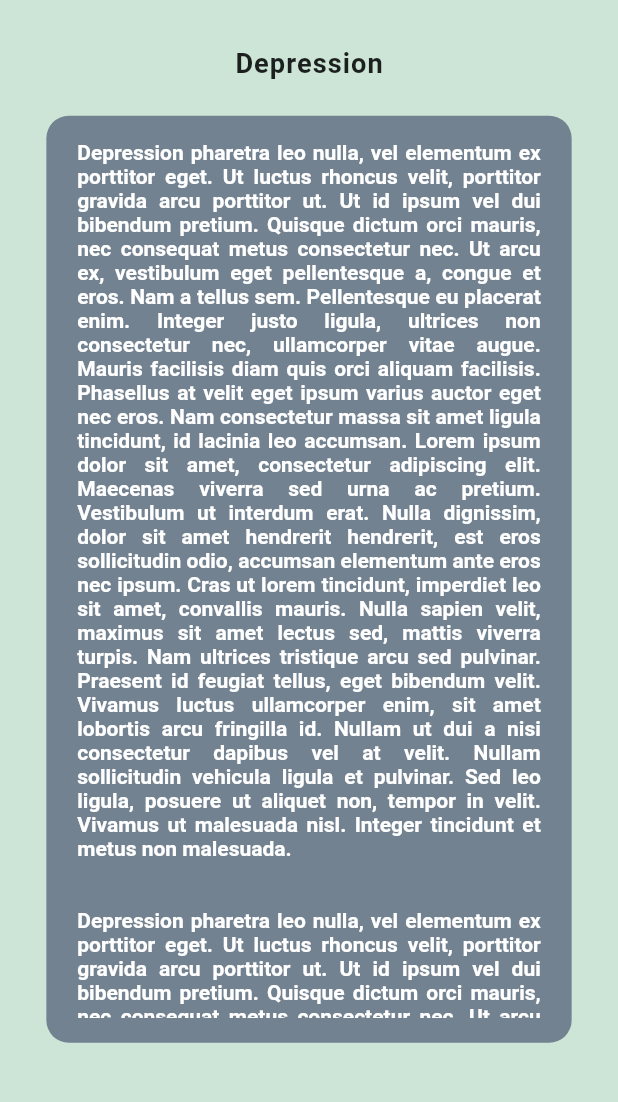
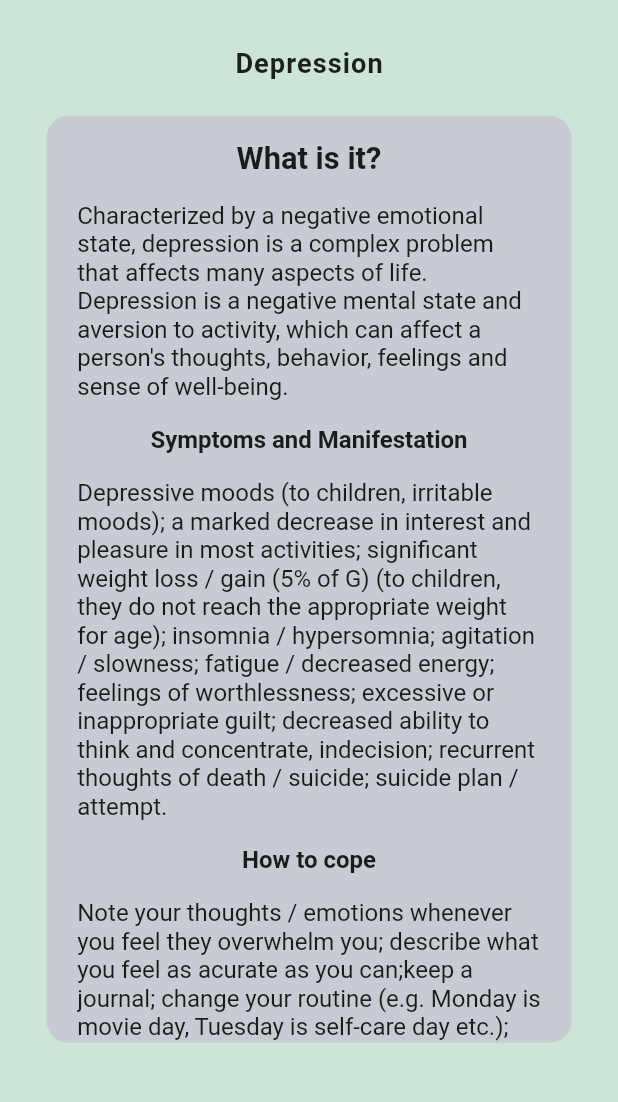
Before and after one commit to danibudo/Easify, a Flutter app: the ResourcesTopicsScreen screen opened directly, after a tap on "Depression", on a phone screen of 412 x 824 dp, the part 99-1201 px from its top. Run offline on Flutter 3.47's test engine with Material 2 defaults, Android fonts, the phone set to English and light mode, and no system bars; our stand-ins replace cloud_firestore, firebase_auth, firebase_core, firebase_database, google_fonts; missing offline and left inert: imagebutton; accounts and stored records are empty; Roboto replaces fonts that are missing (Corbel).

```diff
--- a/lib/screens/resources_coping/reading_screen.dart
+++ b/lib/screens/resources_coping/reading_screen.dart
@@ -1,11 +1,12 @@
+import 'package:easify/screens/resources_coping/text_widget.dart';
 import 'package:flutter/cupertino.dart';
 import 'package:flutter/material.dart';
-import './texts.dart';
+import './text_widget.dart';
 
 class ReadingScreen extends StatelessWidget {
   String title;
-  String text;
-  ReadingScreen({@required this.title, @required this.text});
+  int topicId;
+  ReadingScreen({@required this.title, @required this.topicId});
 
   @override
   Widget build(BuildContext context) {
@@ -65,31 +66,15 @@ class ReadingScreen extends StatelessWidget {
             ),
             padding: EdgeInsets.symmetric(
               horizontal: size.width * 0.05,
-              vertical: size.height * 0.02,
             ),
             width: size.width * 0.85,
             child: ListView(
               children: [
-                Text(
-                  text + "\n\n",
-                  style: TextStyle(
-                    color: Colors.white,
-                    fontWeight: FontWeight.w600,
-                  ),
-                  textAlign: TextAlign.justify,
-                ),
-                Text(
-                  Texts.depressionText + "\n\n" + Texts.selfEsteemText,
-                  style: TextStyle(
-                    color: Colors.white,
-                    fontWeight: FontWeight.w600,
-                  ),
-                  textAlign: TextAlign.justify,
-                ),
+                TextWidget(topicId: topicId),
               ],
             ),
             decoration: BoxDecoration(
-              color: Color(0xFF738290),
+              color: Color(0xFFC6CCD2),
               borderRadius: BorderRadius.circular(15),
             ),
           ),
--- a/lib/screens/resources_coping/resources_topics_screen.dart
+++ b/lib/screens/resources_coping/resources_topics_screen.dart
@@ -1,4 +1,5 @@
 import 'package:easify/screens/resources_coping/reading_screen.dart';
+import 'package:easify/screens/resources_coping/text_widget.dart';
 import 'package:easify/screens/resources_coping/thinking_patterns_screen.dart';
 import 'package:flutter/cupertino.dart';
 import 'package:flutter/material.dart';
@@ -34,13 +35,14 @@ class ResourcesTopicsScreen extends StatelessWidget {
         ),
       ],
     );
-    void onTapToReadingScreen(String title, String text) {
+    void onTapToReadingScreen(String title, int id) {
+      print("onTap topic ID: " + id.toString());
       Navigator.push(
         context,
         MaterialPageRoute(
           builder: (context) => ReadingScreen(
             title: title,
-            text: text,
+            topicId: id,
           ),
         ),
       );
@@ -64,10 +66,15 @@ class ResourcesTopicsScreen extends StatelessWidget {
               margin: EdgeInsets.only(top: size.height * 0.05),
               child: Column(
                 children: [
-                  Text("Topics to read on:"),
+                  Text(
+                    "Topics to read on:",
+                    style: TextStyle(
+                      fontSize: size.height * 0.022,
+                    ),
+                  ),
                   GestureDetector(
                     onTap: () {
-                      onTapToReadingScreen("Depression", Texts.depressionText);
+                      onTapToReadingScreen("Depression", 0);
                     },
                     child: Container(
                       margin: EdgeInsets.only(
@@ -100,7 +107,7 @@ class ResourcesTopicsScreen extends StatelessWidget {
                   ),
                   GestureDetector(
                     onTap: () {
-                      onTapToReadingScreen("Anxiety", Texts.anxietyText);
+                      onTapToReadingScreen("Anxiety", 1);
                     },
                     child: Container(
                       margin: EdgeInsets.only(
@@ -132,7 +139,7 @@ class ResourcesTopicsScreen extends StatelessWidget {
                   ),
                   GestureDetector(
                     onTap: () {
-                      onTapToReadingScreen("Self-Esteem", Texts.selfEsteemText);
+                      onTapToReadingScreen("Self-Esteem", 2);
                     },
                     child: Container(
                       width: size.width * 0.6,
--- /dev/null
+++ b/lib/screens/resources_coping/text_widget.dart
@@ -0,0 +1,195 @@
+import 'package:flutter/material.dart';
+
+class TextWidget extends StatelessWidget {
+  static const String depressionDef =
+      "Characterized by a negative emotional state, depression is a complex problem that affects many aspects of life. Depression is a negative mental state and aversion to activity, which can affect a person's thoughts, behavior, feelings and sense of well-being.";
+  static const String depressionManif =
+      "Depressive moods (to children, irritable moods); a marked decrease in interest and pleasure in most activities; significant weight loss / gain (5% of G) (to children, they do not reach the appropriate weight for age); insomnia / hypersomnia; agitation / slowness; fatigue / decreased energy; feelings of worthlessness; excessive or inappropriate guilt; decreased ability to think and concentrate, indecision; recurrent thoughts of death / suicide; suicide plan / attempt.";
+  static const String depressionCoping =
+      "Note your thoughts / emotions whenever you feel they overwhelm you; describe what you feel as acurate as you can;keep a journal; change your routine (e.g. Monday is movie day, Tuesday is self-care day etc.); go to a psychotherapist; rewards for small victories (e.g. you attended the first painting course, the reward may be a bath with essential oils and your favorite sparkling wine, etc.)";
+
+  static const String anxietyDef =
+      "Anxiety implies an anticipation, an expectation of future threats, without the need for the presence of stimuli. Anxiety is an uncontrollable concern about various events or activities in our lives (e.g. exams, school, etc.). Thus, it differs from fear in that the latter is an emotional response to real dangers or the perception of an imminent threat.";
+  static const String anxietyManif =
+      "Anxiety is more frequently associated with muscle tension and increased alertness to help us prepare for future dangers (a state of permanent alert); caution or avoidance behaviors; fatigue; feeling of pressure; irritability; insomnia; concentrating difficulties.";
+  static const String anxietyCoping =
+      "Breathing techniques (4-7-8 Breathing method), guided meditation, watching your favorite movie, watching a comedy movie / series, listening to music, physical exercise (eg yoga, running, dancing around the house, etc.), gradual exposure to situations causing distress, talking to a loved one, hugging someone.";
+
+  static const String selfEsteemDef =
+      "The term self-esteem was first coined by William James in 1890, which makes it one of the oldest concepts in psychology.define self-esteem as the disposition to experience oneself as being competent to cope with the basic challenges of life and of being worthy of happiness. The self-concept has three different components: the view you have of yourself (self-image); how much value you place on yourself (self-esteem or self-worth); and what you wish you were really like (ideal-self).";
+  static const String selfEsteemManif =
+      "High self-esteem refers to positive view of ourselves which tends to lead to confidence in our own abilities; self-acceptance; optimism and not worrying about what others think. On the other hand, lower self-esteem refers to negative view of ourselves which tends to lead to lack of confidence; desire to be/look like someone else; always worrying what others might think about ourselves";
+  static const String selfEsteemCoping =
+      "Physical exercises/physical activities; surround yourself with positive people, your dear ones; adopt an animal; note your daily success; make a list of things you are greatful for; dso something you are good at; have a day a week for yourself only.";
+
+  int topicId;
+  TextWidget({@required this.topicId});
+
+  @override
+  Widget build(BuildContext context) {
+    final size = MediaQuery.of(context).size;
+    switch (topicId) {
+      case 0:
+        {
+          return Container(
+            child: Column(
+              children: [
+                Container(
+                  margin: EdgeInsets.symmetric(
+                    vertical: size.height * 0.02,
+                  ),
+                  child: Text(
+                    "What is it?",
+                    style: TextStyle(
+                      fontSize: size.height * 0.025,
+                      fontWeight: FontWeight.w600,
+                    ),
+                  ),
+                ),
+                Text(
+                  depressionDef,
+                  style: TextStyle(
+                    fontSize: 16,
+                  ),
+                ),
+                Container(
+                  margin: EdgeInsets.symmetric(
+                    vertical: size.height * 0.02,
+                  ),
+                  child: Text(
+                    "Symptoms and Manifestation",
+                    style: TextStyle(
+                      fontSize: 16,
+                      fontWeight: FontWeight.w600,
+                    ),
+                  ),
+                ),
+                Text(
+                  depressionManif,
+                  style: TextStyle(
+                    fontSize: 16,
+                  ),
+                ),
+                Container(
+                  margin: EdgeInsets.symmetric(
+                    vertical: size.height * 0.02,
+                  ),
+                  child: Text(
+                    "How to cope",
+                    style: TextStyle(
+                      fontSize: 16,
+                      fontWeight: FontWeight.w600,
+                    ),
+                  ),
+                ),
+                Text(
+                  depressionCoping,
+                  style: TextStyle(
+                    fontSize: 16,
+                  ),
+                ),
+              ],
+            ),
+          );
+        }
+      case 1:
+        {
+          return Container(
+            child: Column(
+              children: [
+                Container(
+                  margin: EdgeInsets.symmetric(
+                    vertical: size.height * 0.02,
+                  ),
+                  child: Text(
+                    "What is it?",
+                    style: TextStyle(
+                      fontSize: size.height * 0.025,
+                      fontWeight: FontWeight.w600,
+                    ),
+                  ),
+                ),
+                Text(anxietyDef),
+                Container(
+                  margin: EdgeInsets.symmetric(
+                    vertical: size.height * 0.02,
+                  ),
+                  child: Text(
+                    "Symptoms and Manifestation",
+                    style: TextStyle(
+                      fontSize: 16,
+                      fontWeight: FontWeight.w600,
+                    ),
+                  ),
+                ),
+                Text(anxietyManif),
+                Container(
+                  margin: EdgeInsets.symmetric(
+                    vertical: size.height * 0.02,
+                  ),
+                  child: Text(
+                    "How to cope",
+                    style: TextStyle(
+                      fontSize: 16,
+                      fontWeight: FontWeight.w600,
+                    ),
+                  ),
+                ),
+                Text(anxietyCoping),
+              ],
+            ),
+          );
+        }
+      case 2:
+        {
+          return Container(
+            child: Column(
+              children: [
+                Container(
+                  margin: EdgeInsets.symmetric(
+                    vertical: size.height * 0.02,
+                  ),
+                  child: Text(
+                    "What is it?",
+                    style: TextStyle(
+                      fontSize: size.height * 0.025,
+                      fontWeight: FontWeight.w600,
+                    ),
+                  ),
+                ),
+                Text(selfEsteemDef),
+                Container(
+                  margin: EdgeInsets.symmetric(
+                    vertical: size.height * 0.02,
+                  ),
+                  child: Text(
+                    "Symptoms and Manifestation",
+                    style: TextStyle(
+                      fontSize: 16,
+                      fontWeight: FontWeight.w600,
+                    ),
+                  ),
+                ),
+                Text(selfEsteemManif),
+                Container(
+                  margin: EdgeInsets.symmetric(
+                    vertical: size.height * 0.02,
+                  ),
+                  child: Text(
+                    "How to cope (with low self-esteem)",
+                    style: TextStyle(
+                      fontSize: 16,
+                      fontWeight: FontWeight.w600,
+                    ),
+                  ),
+                ),
+                Text(selfEsteemCoping),
+              ],
+            ),
+          );
+        }
+      default:
+        return Text("error");
+    }
+  }
+}
--- a/lib/screens/resources_coping/texts.dart
+++ b/lib/screens/resources_coping/texts.dart
@@ -1,32 +1,42 @@
 class Texts {
-  static const String depressionText =
-      "Depression pharetra leo nulla, vel elementum ex porttitor eget. Ut luctus rhoncus velit, porttitor gravida arcu porttitor ut. Ut id ipsum vel dui bibendum pretium. Quisque dictum orci mauris, nec consequat metus consectetur nec. Ut arcu ex, vestibulum eget pellentesque a, congue et eros. Nam a tellus sem. Pellentesque eu placerat enim. Integer justo ligula, ultrices non consectetur nec, ullamcorper vitae augue. Mauris facilisis diam quis orci aliquam facilisis. Phasellus at velit eget ipsum varius auctor eget nec eros. Nam consectetur massa sit amet ligula tincidunt, id lacinia leo accumsan. Lorem ipsum dolor sit amet, consectetur adipiscing elit. Maecenas viverra sed urna ac pretium. Vestibulum ut interdum erat. Nulla dignissim, dolor sit amet hendrerit hendrerit, est eros sollicitudin odio, accumsan elementum ante eros nec ipsum. Cras ut lorem tincidunt, imperdiet leo sit amet, convallis mauris. Nulla sapien velit, maximus sit amet lectus sed, mattis viverra turpis. Nam ultrices tristique arcu sed pulvinar. Praesent id feugiat tellus, eget bibendum velit. Vivamus luctus ullamcorper enim, sit amet lobortis arcu fringilla id. Nullam ut dui a nisi consectetur dapibus vel at velit. Nullam sollicitudin vehicula ligula et pulvinar. Sed leo ligula, posuere ut aliquet non, tempor in velit. Vivamus ut malesuada nisl. Integer tincidunt et metus non malesuada.";
-  static const String anxietyText =
-      "Pellentesque lobortis convallis enim non mattis. Vivamus ut eros iaculis, lacinia dui vitae, egestas mi. Lorem ipsum dolor sit amet, consectetur adipiscing elit. Etiam vestibulum nibh sed orci malesuada, bibendum varius odio egestas. Vivamus congue arcu mi, sed viverra mauris pellentesque nec. Maecenas ligula ex, pellentesque vitae dui a, efficitur finibus dui. Mauris lacinia ut felis sit amet eleifend. Sed odio mi, vehicula quis congue id, faucibus eget purus. Ut pellentesque rhoncus ex, vitae euismod lacus tincidunt ut. Phasellus viverra ex vulputate elit porta ullamcorper. Nullam fermentum odio vulputate elementum dapibus. Proin gravida velit a quam ullamcorper rutrum. Curabitur porta leo sed nulla rutrum, vitae dapibus lorem pulvinar. Praesent eu massa non justo tincidunt mollis at vitae urna. Vestibulum in nulla scelerisque, pretium mauris a, tempus augue.";
-  static const String selfEsteemText =
-      "Quisque ut quam dapibus mi auctor tincidunt at in libero. Duis et quam tristique, semper sem id, tincidunt nisi. Vivamus eleifend leo velit, id euismod risus sodales nec. Aenean nec orci et justo efficitur efficitur. Cras quis porttitor lorem, quis viverra felis. Sed risus magna, dapibus et quam a, sollicitudin rutrum dolor. Vestibulum nec porttitor lacus. Vestibulum pharetra rutrum consectetur. Integer vulputate magna est, non placerat urna tincidunt sit amet. Nunc in sollicitudin elit, a lobortis nibh. Sed ut egestas enim, a mollis orci. Donec iaculis, eros scelerisque feugiat placerat, sem lectus facilisis ligula, sit amet sodales massa lectus sit amet lectus. Vestibulum imperdiet nunc at lorem lacinia, viverra aliquet nisi tincidunt. Vestibulum cursus mauris vitae justo gravida hendrerit.";
   static const List<String> patternsName = [
-    "Pattern 0",
-    "Pattern 1",
-    "Pattern 2",
-    "Pattern 3",
-    "Pattern 4",
-    "Pattern 5",
-    "Pattern 6",
-    "Pattern 7",
-    "Pattern 8",
-    "Pattern 9",
+    "All or nothing",
+    "Catastrophising",
+    "Overgeneralisation",
+    "Labeling",
+    "Minimisation/Magnification",
+    "Filtering",
+    "Personalisation",
+    "Jumping to conclusions",
+    "Emotional Reasoning",
   ];
-  static const List<String> patternsText = [
-    "text for pattern 0; text for pattern 0; text for pattern 0; text for pattern 0; text for pattern 0",
-    "text for pattern 1; text for pattern 1; text for pattern 1; text for pattern 1; text for pattern 1",
-    "text for pattern 2; text for pattern 2; text for pattern 2; text for pattern 2; text for pattern 2",
-    "text for pattern 3; text for pattern 3; text for pattern 3; text for pattern 3; text for pattern 3",
-    "text for pattern 4; text for pattern 4; text for pattern 4; text for pattern 4; text for pattern 4",
-    "text for pattern 5; text for pattern 5; text for pattern 5; text for pattern 5; text for pattern 5",
-    "text for pattern 6; text for pattern 6; text for pattern 6; text for pattern 6; text for pattern 6;",
-    "text for pattern 7; text for pattern 7; text for pattern 7; text for pattern 7; text for pattern 7;",
-    "text for pattern 8; text for pattern 8; text for pattern 8; text for pattern 8; text for pattern 8;",
-    "text for pattern 9; text for pattern 9; text for pattern 9; text for pattern 9; text for pattern 9;"
+  static const List<List<String>> patternsText = [
+    [
+      "Seeing only one extreme to the other. Things are either completelyawful or fantastic, you are either good or bad, wrong or right . These thoughts can be recognized by words like: always, never, everyone, everything, impossible, ruined, disaster, perfect.\"I have to be perfect.\""
+    ],
+    [
+      "Thinking or believing that the worst is going to happen. ”I am late, I am going to be fired and end up homeless.” Assuming the worst case scenario, magnitifying the negative and minimizing the positive. Jumping to the worst possible conclusion."
+    ],
+    [
+      "Making a broad generalisation about your experience or a situation. ”I always say the wrong thing.” Or saying things like ”Everyone” or ” Always”, or ”I never...”. ”Everything always goes bad for me.” Assuming all experiences and people are the same, bases on one negative experience."
+    ],
+    [
+      "You quickly give a global (e.g. negative) opinion about yourself, without considering whether this really is. Rather than focusing on the action, you turn it into a character flaw. So, rather than making a mistake, you label yourself as ”stupid”."
+    ],
+    [
+      "You magnify the positive attributes of other people and minimise your own positive attributes. This may include explaining away any compliments (and your own positive characteristics) for example ”They are just being nice” or ”I only did this small part”."
+    ],
+    [
+      "A sort of ”tunnel vision”: focusing on only one part of a situation and ignoring the rest. Usuualy this means looking at the negative parts of a situation and forgetting the positive parts (or vice versa),  and the whole picture is coloured by what may be a single (negative) detail."
+    ],
+    [
+      "Blaming yourself for everything that goes wrong or could go wrong, even when you may only be partly responsible or not responsible at all. You might be taking too much or too little responsability for the occurence of external events. You assume that everything people do is a response to you."
+    ],
+    [
+      "You jump to conlcusions when you assume that you know what someone else is thinking (mind reading) and when you make predictions about what is going to happen in the future (predictive thinking). e.g. ”Everyone here thinks I look fat in this dress.”"
+    ],
+    [
+      "Believing that the way you feel accurate reflects reality. Basing your view of situations or yourself on the way you are feeling. For example, does feeling anxious really means something bad will happen? Does feeling ”blah” really means you are useless? ”I feel so stupid so it must be true.”"
+    ]
   ];
 }
--- a/lib/screens/resources_coping/thinking_pattern_button.dart
+++ b/lib/screens/resources_coping/thinking_pattern_button.dart
@@ -1,4 +1,5 @@
 import 'package:flutter/material.dart';
+import 'texts.dart';
 
 class ThinkingPatternButton extends StatelessWidget {
   Function onPressed;
@@ -6,8 +7,15 @@ class ThinkingPatternButton extends StatelessWidget {
   ThinkingPatternButton({@required this.onPressed, @required this.id});
   @override
   Widget build(BuildContext context) {
+    final size = MediaQuery.of(context).size;
     return TextButton(
-      child: Text("Pattern " + this.id.toString()),
+      child: Text(
+        Texts.patternsName[id],
+        style: TextStyle(
+          fontSize: size.height * 0.0217,
+          fontWeight: FontWeight.w700,
+        ),
+      ),
       onPressed: onPressed,
     );
   }
--- a/lib/screens/resources_coping/thinking_patterns_screen.dart
+++ b/lib/screens/resources_coping/thinking_patterns_screen.dart
@@ -10,9 +10,10 @@ class ThinkingPatternsScreen extends StatefulWidget {
 }
 
 class _ThinkingPatternsScreenState extends State<ThinkingPatternsScreen> {
-  String titleText = "Choose a pattern from the list above";
+  String titleText =
+      "Thought patterns are best described as a person’s usual way of thinking. This term can also be described as habitual thinking, since it describes a habitual mental process. Thinking patterns can be negative or positive. Choose a pattern from the list above to read about it in more detail.";
   String contentText = "";
-  List<int> buttonIds = [0, 1, 2, 3, 4, 5, 6, 7, 8, 9];
+  List<int> buttonIds = [0, 1, 2, 3, 4, 5, 6, 7, 8];
   List<ThinkingPatternButton> fetchButtons() {
     List<ThinkingPatternButton> buttons = [];
     for (var id in buttonIds) {
@@ -20,7 +21,7 @@ class _ThinkingPatternsScreenState extends State<ThinkingPatternsScreen> {
           onPressed: () {
             setState(() {
               this.titleText = Texts.patternsName[id];
-              this.contentText = Texts.patternsText[id];
+              this.contentText = Texts.patternsText[id].first;
             });
             ;
           },
@@ -68,16 +69,21 @@ class _ThinkingPatternsScreenState extends State<ThinkingPatternsScreen> {
         );
       } else {
         return Container(
-          height: size.height * 0.55,
           margin: EdgeInsets.symmetric(
             horizontal: size.width * 0.05,
             vertical: size.height * 0.02,
           ),
           padding: EdgeInsets.symmetric(
-            vertical: size.height * 0.02,
+            vertical: size.height * 0.025,
             horizontal: size.width * 0.04,
           ),
-          child: ListView(children: [Text(contentText)]),
+          child: Text(
+            contentText,
+            textAlign: TextAlign.center,
+            style: TextStyle(
+              fontSize: size.height * 0.023,
+            ),
+          ),
           decoration: BoxDecoration(
             color: Colors.grey.shade300,
             borderRadius: BorderRadius.circular(20),
@@ -100,22 +106,45 @@ class _ThinkingPatternsScreenState extends State<ThinkingPatternsScreen> {
               width: size.width * 0.9,
               child: Column(
                 children: [
-                  Row(
-                    children: buttons.sublist(0, 5),
-                    mainAxisAlignment: MainAxisAlignment.spaceBetween,
+                  Container(
+                    child: Row(
+                      children: buttons.sublist(0, 3),
+                      mainAxisAlignment: MainAxisAlignment.spaceEvenly,
+                    ),
+                  ),
+                  Container(
+                    child: Row(
+                      children: buttons.sublist(3, 6),
+                      mainAxisAlignment: MainAxisAlignment.spaceEvenly,
+                    ),
+                  ),
+                  Container(
+                    child: Row(
+                      children: buttons.sublist(6, 8),
+                      mainAxisAlignment: MainAxisAlignment.spaceEvenly,
+                    ),
                   ),
                   Row(
-                    children: buttons.sublist(5, buttons.length),
-                    mainAxisAlignment: MainAxisAlignment.spaceBetween,
+                    children: [buttons.last],
+                    mainAxisAlignment: MainAxisAlignment.spaceEvenly,
                   ),
                 ],
               ),
             ),
             Container(
-              child: Text(titleText),
-              margin: EdgeInsets.only(
-                top: size.height * 0.03,
+              alignment: Alignment.center,
+              child: Text(
+                titleText,
+                textAlign: TextAlign.center,
+                style: TextStyle(
+                  fontSize: size.height * 0.0215,
+                  fontWeight: FontWeight.w600,
+                ),
               ),
+              margin: EdgeInsets.symmetric(
+                vertical: size.height * 0.03,
+              ),
+              width: size.width * 0.85,
             ),
             handleTextArea(),
           ],
```
